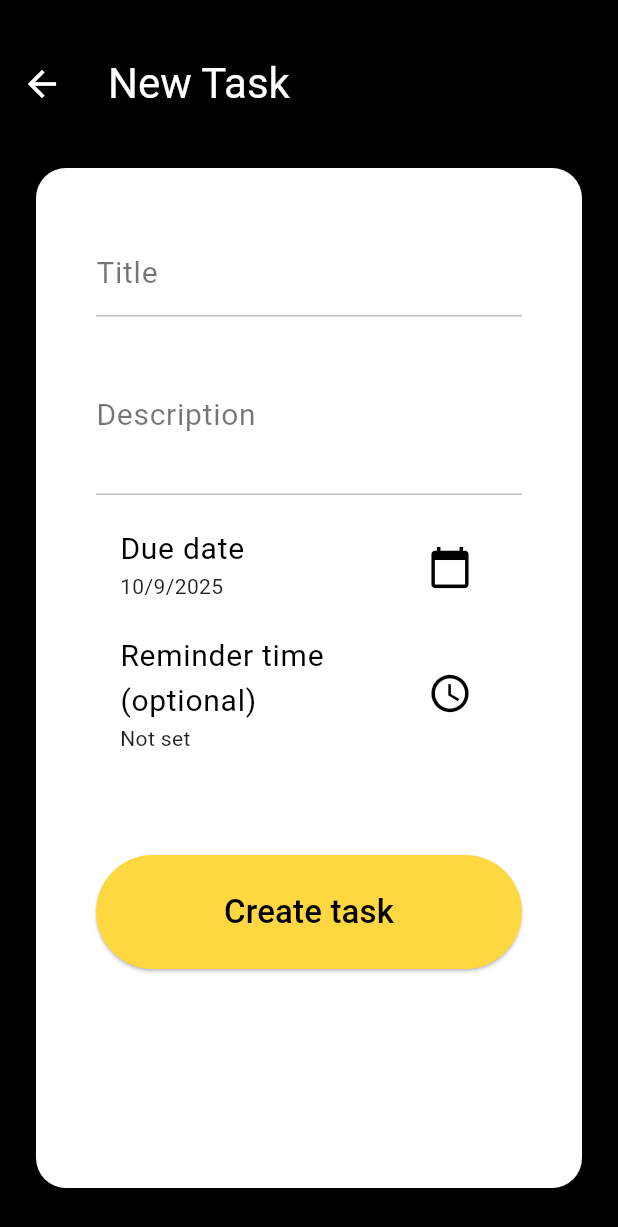
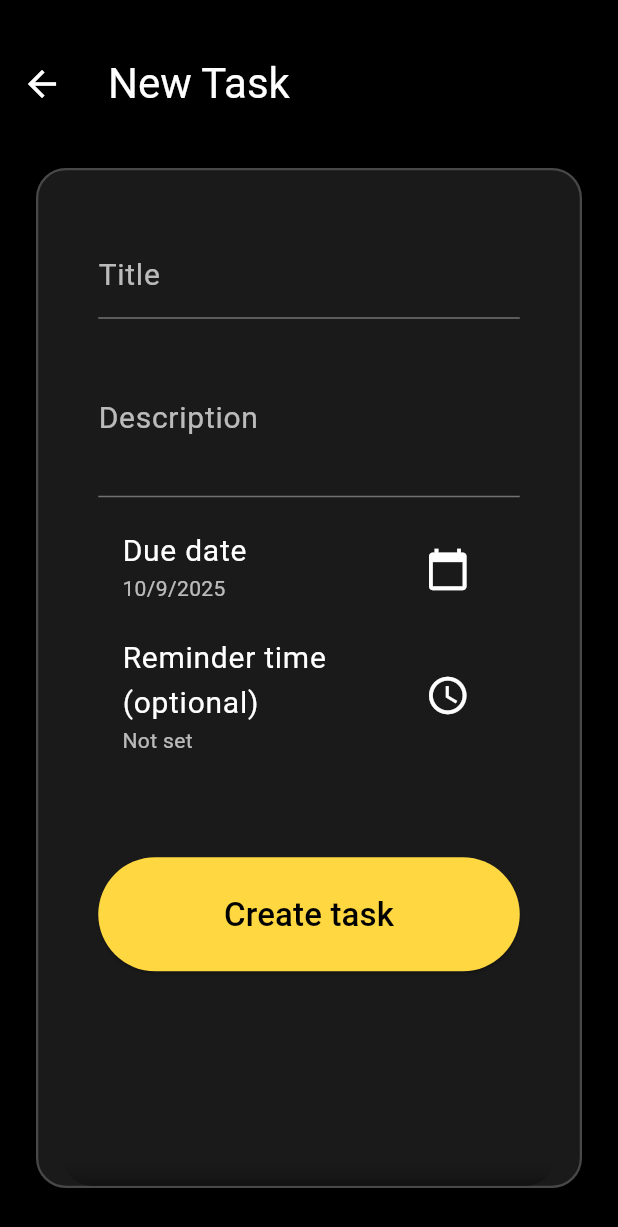
Before and after one commit to noel-odero/Study-Planner-App, a Flutter app: the NewTaskScreen screen opened by its route, on a phone screen of 412 x 824 dp. Shown: the top 1227 px of the screen. Run offline on Flutter 3.47's test engine with Material 3 defaults, Android fonts, the phone set to English and light mode, and no system bars; our stand-ins replace shared_preferences, table_calendar; accounts and stored records are empty.

Commit message:
Enhance CalendarScreen and NewTaskScreen UI with glass effect and improved styling; update SettingsScreen toggle color

```diff
--- a/study_planner/lib/screens/new_task_screen.dart
+++ b/study_planner/lib/screens/new_task_screen.dart
@@ -2,6 +2,7 @@ import 'package:flutter/material.dart';
 import 'package:intl/intl.dart';
 import '../models/task.dart';
 import '../services/task_storage.dart';
+import 'dart:ui';
 
 class NewTaskScreen extends StatefulWidget {
   const NewTaskScreen({super.key});
@@ -151,8 +152,12 @@ class _NewTaskScreenState extends State<NewTaskScreen> {
           child: Container(
             padding: const EdgeInsets.fromLTRB(16, 16, 16, 0),
             decoration: BoxDecoration(
-              color: Colors.white,
+              color: Colors.white.withOpacity(0.1),
               borderRadius: BorderRadius.circular(20),
+              border: Border.all(
+                color: Colors.white.withOpacity(0.2),
+                width: 1.5,
+              ),
               boxShadow: [
                 BoxShadow(
                   color: Colors.black26,
@@ -161,7 +166,10 @@ class _NewTaskScreenState extends State<NewTaskScreen> {
                 ),
               ],
             ),
-
+            child: ClipRRect(
+              borderRadius: BorderRadius.circular(20),
+              child: BackdropFilter(
+                filter: ImageFilter.blur(sigmaX: 10, sigmaY: 10),
                 child: Padding(
                   padding: const EdgeInsets.all(24.0),
                   child: Form(
@@ -170,19 +178,20 @@ class _NewTaskScreenState extends State<NewTaskScreen> {
                       children: [
                         TextFormField(
                           controller: _titleCtrl,
-                      style: const TextStyle(color: Colors.black),
+                          style: const TextStyle(color: Colors.white),
                           decoration: const InputDecoration(
                             labelText: 'Title',
                             labelStyle: TextStyle(
-                          color: Colors.black54,
+                              color: Colors.white70,
                               fontSize: 20.0,
                             ),
                             enabledBorder: UnderlineInputBorder(
-                          borderSide: BorderSide(color: Colors.black26),
+                              borderSide: BorderSide(color: Colors.white38),
                             ),
                             focusedBorder: UnderlineInputBorder(
-                          borderSide: BorderSide(color: Colors.black),
+                              borderSide: BorderSide(color: Colors.white),
                             ),
+                            errorStyle: TextStyle(color: Colors.amberAccent),
                           ),
                           validator: (v) => v == null || v.trim().isEmpty
                               ? 'Title required'
@@ -191,18 +200,18 @@ class _NewTaskScreenState extends State<NewTaskScreen> {
                         const SizedBox(height: 12),
                         TextFormField(
                           controller: _descCtrl,
-                      style: const TextStyle(color: Colors.black),
+                          style: const TextStyle(color: Colors.white),
                           decoration: const InputDecoration(
                             labelText: 'Description',
                             labelStyle: TextStyle(
-                          color: Colors.black54,
+                              color: Colors.white70,
                               fontSize: 20.0,
                             ),
                             enabledBorder: UnderlineInputBorder(
-                          borderSide: BorderSide(color: Colors.black26),
+                              borderSide: BorderSide(color: Colors.white38),
                             ),
                             focusedBorder: UnderlineInputBorder(
-                          borderSide: BorderSide(color: Colors.black),
+                              borderSide: BorderSide(color: Colors.white),
                             ),
                           ),
                           maxLines: 3,
@@ -211,12 +220,15 @@ class _NewTaskScreenState extends State<NewTaskScreen> {
                         ListTile(
                           title: const Text(
                             'Due date',
-                        style: TextStyle(color: Colors.black, fontSize: 20.0),
+                            style: TextStyle(
+                              color: Colors.white,
+                              fontSize: 20.0,
+                            ),
                           ),
                           subtitle: Text(
                             _dateFmt.format(_selectedDate),
                             style: const TextStyle(
-                          color: Colors.black87,
+                              color: Colors.white70,
                               fontSize: 14.0,
                             ),
                           ),
@@ -224,7 +236,7 @@ class _NewTaskScreenState extends State<NewTaskScreen> {
                             onPressed: _pickDate,
                             icon: const Icon(
                               Icons.calendar_today,
-                          color: Colors.black,
+                              color: Colors.white,
                               size: 30.0,
                             ),
                           ),
@@ -232,14 +244,17 @@ class _NewTaskScreenState extends State<NewTaskScreen> {
                         ListTile(
                           title: const Text(
                             'Reminder time (optional)',
-                        style: TextStyle(color: Colors.black, fontSize: 20.0),
+                            style: TextStyle(
+                              color: Colors.white,
+                              fontSize: 20.0,
+                            ),
                           ),
                           subtitle: Text(
                             _selectedReminderTime == null
                                 ? 'Not set'
                                 : _selectedReminderTime!.format(context),
                             style: const TextStyle(
-                          color: Colors.black87,
+                              color: Colors.white70,
                               fontSize: 14.0,
                             ),
                           ),
@@ -247,7 +262,7 @@ class _NewTaskScreenState extends State<NewTaskScreen> {
                             onPressed: _pickTime,
                             icon: const Icon(
                               Icons.access_time,
-                          color: Colors.black,
+                              color: Colors.white,
                               size: 30.0,
                             ),
                           ),
@@ -274,6 +289,8 @@ class _NewTaskScreenState extends State<NewTaskScreen> {
               ),
             ),
           ),
+        ),
+      ),
     );
   }
 }
--- a/study_planner/lib/screens/settings_screen.dart
+++ b/study_planner/lib/screens/settings_screen.dart
@@ -77,7 +77,7 @@ class _SettingsScreenState extends State<SettingsScreen> {
                 ),
                 value: _remindersEnabled,
                 onChanged: (v) => _setReminders(v),
-                activeColor: Colors.amberAccent,
+                activeThumbColor: Colors.amberAccent,
                 inactiveTrackColor: Colors.black26,
               ),
               const Divider(color: Colors.black26),
```
Also changed, not shown: study_planner/lib/screens/calendar_screen.dart (+92 -15 lines). Lines whose indentation alone changed are shown as unchanged.
